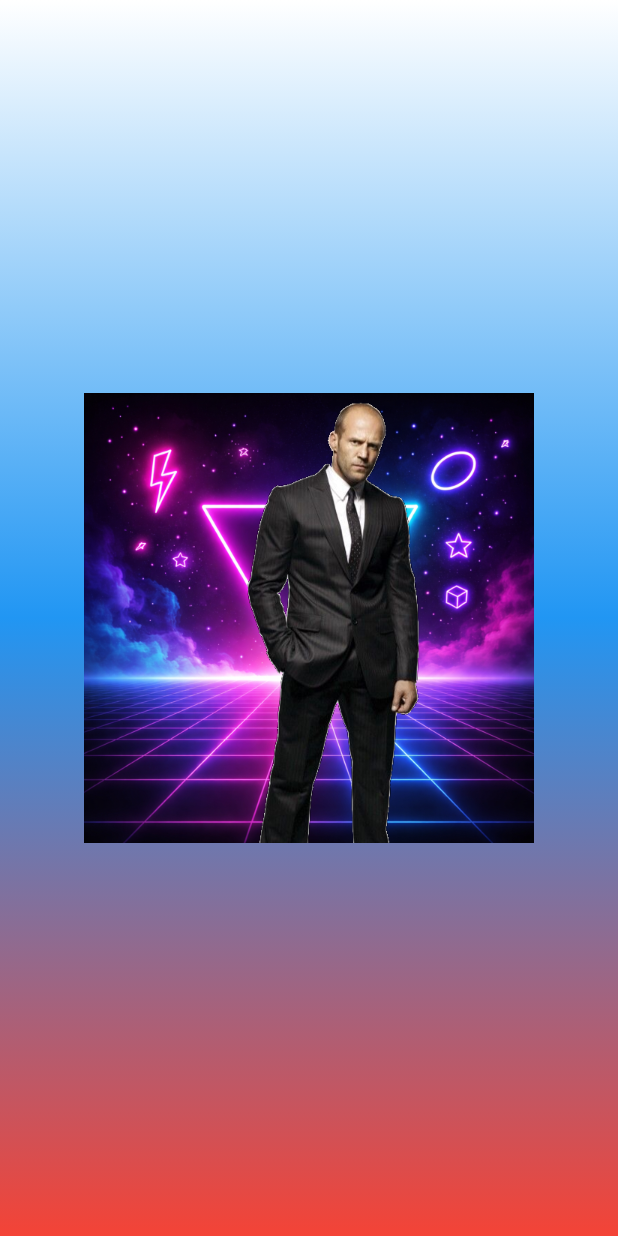
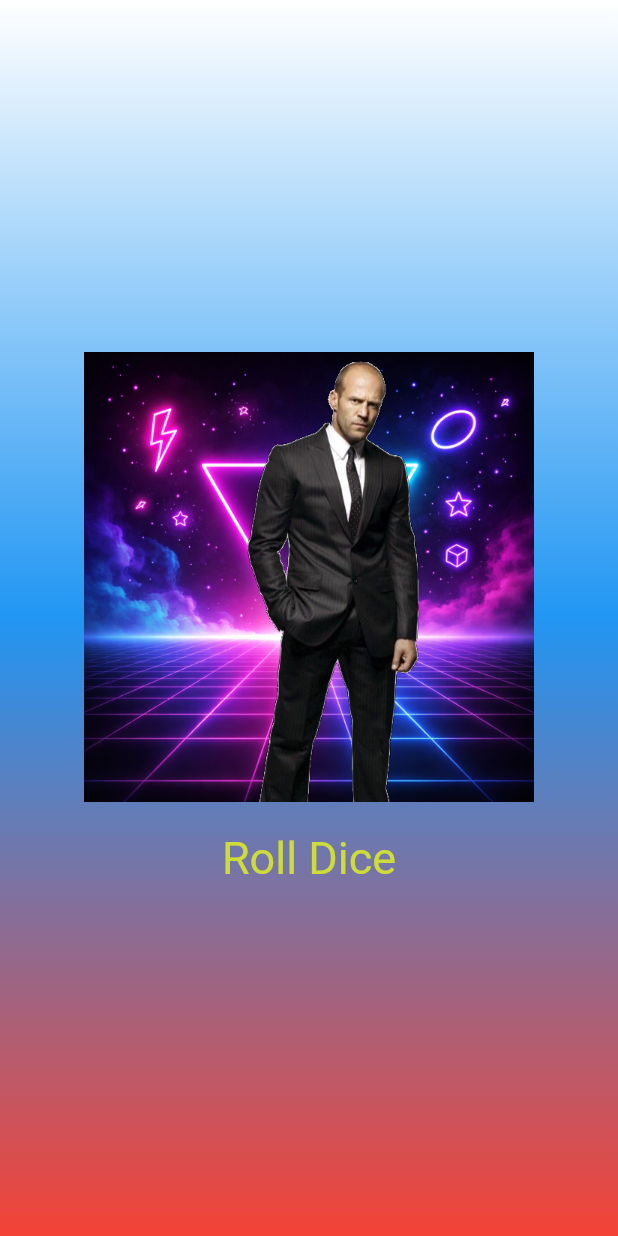
Before and after one commit to Alexandraa19/Flutter_Widgets, a Flutter app: the screen it shows after launch, on a phone screen of 412 x 824 dp. Run offline on Flutter 3.47's test engine with Material 3 defaults, Android fonts, the phone set to English and light mode, and no system bars.

Commit message:
Add Roll Dice button

```diff
--- a/lib/gradient_container.dart
+++ b/lib/gradient_container.dart
@@ -15,6 +15,8 @@ class GradientContainer extends StatelessWidget {
   final Color color2;
   final Color color3;
 
+  void rollDice() {}
+
   @override
   Widget build(BuildContext context) {
     return Container(
@@ -26,9 +28,23 @@ class GradientContainer extends StatelessWidget {
         ),
       ),
       child: Center(
-        child: Image.asset(
-          'assets/images/dice-1.png',
-          width: 300,
+        child: Column(
+          mainAxisSize: MainAxisSize.min,
+          children: [
+            Image.asset(
+              'assets/images/dice-1.png',
+              width: 300,
+            ),
+            TextButton(
+             onPressed: rollDice,
+  style: TextButton.styleFrom(
+    padding: const EdgeInsets.only(top: 20),
+    foregroundColor: Colors.lime,
+    textStyle: const TextStyle(fontSize: 30),
+  ),
+  child: const Text("Roll Dice"),
+            ),
+          ],
         ),
       ),
     );
```
